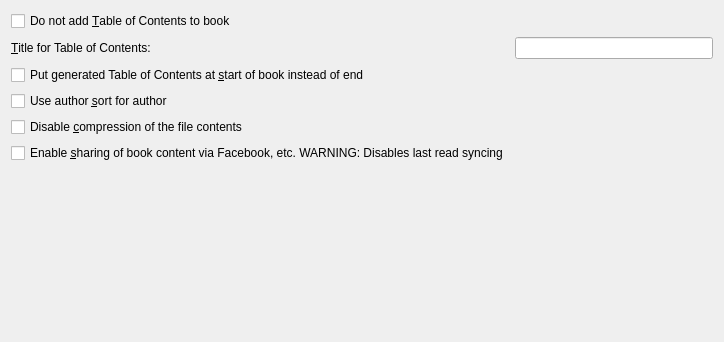
The window that src/calibre/gui2/convert/azw3_output.ui (debian-calibre/calibre) describes before a commit, drawn with Qt 5.
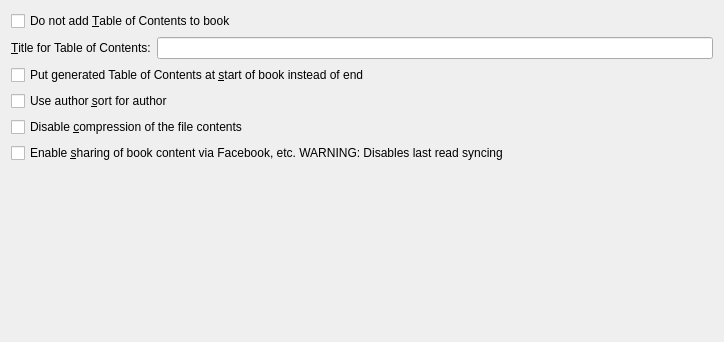
The same window after the commit.

Diff of the .ui file:
```diff
--- a/src/calibre/gui2/convert/azw3_output.ui
+++ b/src/calibre/gui2/convert/azw3_output.ui
@@ -13,24 +13,14 @@
   <property name="windowTitle">
    <string>Form</string>
   </property>
-  <layout class="QGridLayout" name="gridLayout">
-   <item row="6" column="0">
-    <spacer name="verticalSpacer_2">
-     <property name="orientation">
-      <enum>Qt::Vertical</enum>
-     </property>
-     <property name="sizeHint" stdset="0">
-      <size>
-       <width>20</width>
-       <height>40</height>
-      </size>
-     </property>
-    </spacer>
-   </item>
-   <item row="3" column="0" colspan="2">
-    <widget class="QCheckBox" name="opt_prefer_author_sort">
+  <layout class="QFormLayout" name="formLayout">
+   <property name="fieldGrowthPolicy">
+    <enum>QFormLayout::ExpandingFieldsGrow</enum>
+   </property>
+   <item row="0" column="0" colspan="2">
+    <widget class="QCheckBox" name="opt_no_inline_toc">
      <property name="text">
-      <string>Use author &amp;sort for author</string>
+      <string>Do not add &amp;Table of Contents to book</string>
      </property>
     </widget>
    </item>
@@ -44,19 +34,8 @@
      </property>
     </widget>
    </item>
-   <item row="5" column="0">
-    <widget class="QCheckBox" name="opt_share_not_sync">
-     <property name="text">
-      <string>Enable &amp;sharing of book content via Facebook, etc. WARNING: Disables last read syncing</string>
-     </property>
-    </widget>
-   </item>
-   <item row="0" column="0">
-    <widget class="QCheckBox" name="opt_no_inline_toc">
-     <property name="text">
-      <string>Do not add &amp;Table of Contents to book</string>
-     </property>
-    </widget>
+   <item row="1" column="1">
+    <widget class="QLineEdit" name="opt_toc_title"/>
    </item>
    <item row="2" column="0" colspan="2">
     <widget class="QCheckBox" name="opt_mobi_toc_at_start">
@@ -65,16 +44,27 @@
      </property>
     </widget>
    </item>
-   <item row="1" column="1">
-    <widget class="QLineEdit" name="opt_toc_title"/>
+   <item row="3" column="0" colspan="2">
+    <widget class="QCheckBox" name="opt_prefer_author_sort">
+     <property name="text">
+      <string>Use author &amp;sort for author</string>
+     </property>
+    </widget>
    </item>
-   <item row="4" column="0">
+   <item row="4" column="0" colspan="2">
     <widget class="QCheckBox" name="opt_dont_compress">
      <property name="text">
       <string>Disable &amp;compression of the file contents</string>
      </property>
     </widget>
    </item>
+   <item row="5" column="0" colspan="2">
+    <widget class="QCheckBox" name="opt_share_not_sync">
+     <property name="text">
+      <string>Enable &amp;sharing of book content via Facebook, etc. WARNING: Disables last read syncing</string>
+     </property>
+    </widget>
+   </item>
   </layout>
  </widget>
  <resources/>
```
